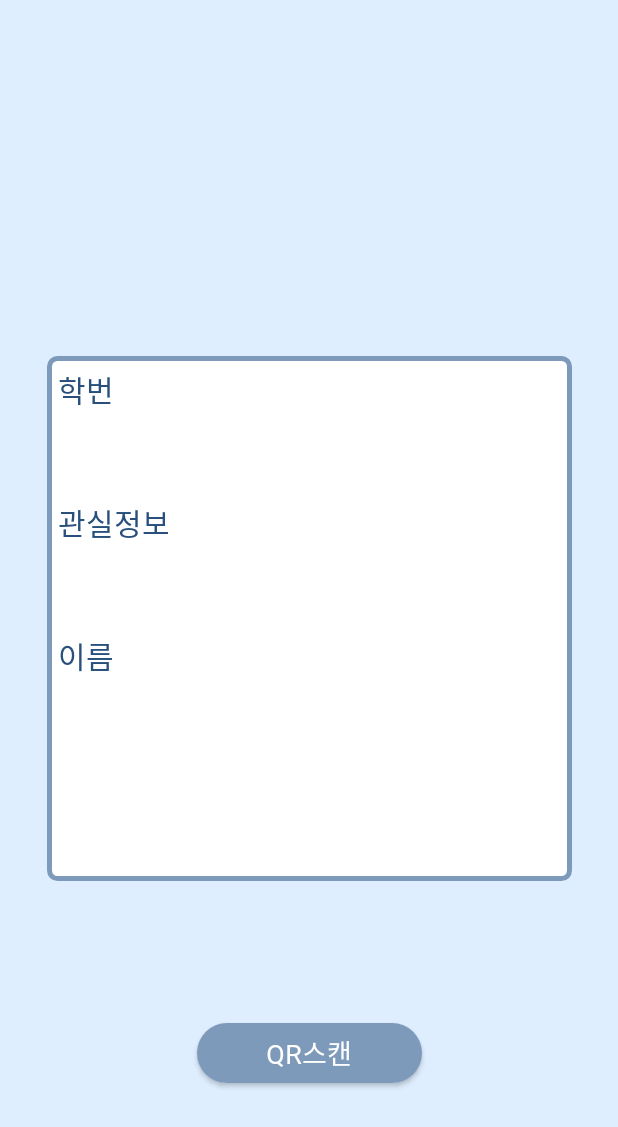
After one commit to yxxniverse/mobileAppProject, an Android app: the layout activity_checkin.xml on its own in the app's theme, with its tools: preview values and no code run, on a phone screen of 412 x 824 dp. The commit adds this screen. Shown: the top 1127 px of the screen. Run offline under Robolectric (Android 15) with nearby library versions, the phone set to English and light mode, and no system bars.

Commit message:
QR 시작

```diff
--- a/app/build.gradle
+++ b/app/build.gradle
@@ -57,7 +57,7 @@ dependencies {
     implementation platform('com.google.firebase:firebase-bom:29.0.0')
     androidTestImplementation 'androidx.test.ext:junit:1.1.3'
     androidTestImplementation 'androidx.test.espresso:espresso-core:3.4.0'
-    implementation 'com.journeyapps:zxing-android-embedded:4.1.0'
+    implementation 'com.journeyapps:zxing-android-embedded:4.3.0'
     implementation 'androidx.appcompat:appcompat:1.0.2'
 
 }
--- /dev/null
+++ b/app/src/main/res/layout/activity_checkin.xml
@@ -0,0 +1,101 @@
+<?xml version="1.0" encoding="utf-8"?>
+<androidx.constraintlayout.widget.ConstraintLayout xmlns:android="http://schemas.android.com/apk/res/android"
+    xmlns:app="http://schemas.android.com/apk/res-auto"
+    xmlns:tools="http://schemas.android.com/tools"
+    android:layout_width="match_parent"
+    android:layout_height="match_parent"
+    android:background="@color/theme_blue">
+
+    <LinearLayout
+        android:id="@+id/checkInInfo"
+        android:layout_width="350dp"
+        android:layout_height="350dp"
+        android:layout_centerVertical="true"
+        android:orientation="vertical"
+        android:background="@drawable/frame_calendar"
+        app:layout_constraintTop_toTopOf="parent"
+        app:layout_constraintEnd_toEndOf="parent"
+        app:layout_constraintStart_toStartOf="parent"
+        app:layout_constraintBottom_toBottomOf="parent"
+        tools:ignore="MissingConstraints"
+        >
+
+        <TextView
+            android:layout_width="match_parent"
+            android:layout_height="wrap_content"
+            android:text="학번"
+            android:fontFamily="@font/sleigothic"
+            android:textColor="@color/theme_blue3"
+            android:textSize="20dp"
+            android:layout_margin="7dp"
+            android:layout_marginTop="30dp"
+            app:layout_constraintTop_toTopOf="parent"
+            />
+
+        <TextView
+            android:layout_width="match_parent"
+            android:layout_height="wrap_content"
+            android:text=""
+            android:id="@+id/textViewName"
+            android:layout_margin="7dp"
+            android:textAppearance="@style/Base.TextAppearance.AppCompat.Large" />
+
+        <TextView
+            android:layout_width="match_parent"
+            android:layout_height="wrap_content"
+            android:text="관실정보"
+            android:fontFamily="@font/sleigothic"
+            android:textColor="@color/theme_blue3"
+            android:textSize="20dp"
+            android:layout_margin="7dp"
+            />
+
+        <TextView
+            android:layout_width="match_parent"
+            android:layout_height="wrap_content"
+            android:text=""
+            android:id="@+id/textViewDorm"
+            android:layout_margin="7dp"
+            android:textAppearance="@style/Base.TextAppearance.AppCompat.Large" />
+
+        <TextView
+            android:layout_width="match_parent"
+            android:layout_height="wrap_content"
+            android:text="이름"
+            android:fontFamily="@font/sleigothic"
+            android:textColor="@color/theme_blue3"
+            android:textSize="20dp"
+            android:layout_margin="7dp"
+            />
+
+        <TextView
+            android:layout_width="match_parent"
+            android:layout_height="wrap_content"
+            android:text=""
+            android:id="@+id/textViewResult"
+            android:layout_margin="7dp"
+            android:textAppearance="@style/Base.TextAppearance.AppCompat.Large" />
+
+
+    </LinearLayout>
+
+
+    <Button
+        android:id="@+id/join_btn"
+        android:layout_width="150dp"
+        android:layout_height="40dp"
+        android:layout_marginBottom="30dp"
+        android:background="@drawable/frame_login_btn"
+        android:fontFamily="@font/neodgm"
+        android:text="QR스캔"
+        android:textColor="@color/white"
+        android:textSize="18dp"
+        app:layout_constraintBottom_toBottomOf="parent"
+        app:layout_constraintEnd_toEndOf="parent"
+        app:layout_constraintHorizontal_bias="0.5"
+        app:layout_constraintStart_toStartOf="parent"
+        app:layout_constraintTop_toTopOf="@id/checkInInfo"
+        app:layout_constraintVertical_bias="0.861"
+        tools:ignore="MissingConstraints" />
+
+</androidx.constraintlayout.widget.ConstraintLayout>
--- /dev/null
+++ b/app/src/main/res/layout/custom_scanner.xml
@@ -0,0 +1,6 @@
+<?xml version="1.0" encoding="utf-8"?>
+<androidx.constraintlayout.widget.ConstraintLayout xmlns:android="http://schemas.android.com/apk/res/android"
+    android:layout_width="match_parent"
+    android:layout_height="match_parent">
+
+</androidx.constraintlayout.widget.ConstraintLayout>
--- a/build.gradle
+++ b/build.gradle
@@ -2,6 +2,7 @@
 buildscript {
     repositories {
         google()
+        mavenCentral()
         mavenCentral()
     }
     dependencies {
```
Also changed, not shown: app/src/main/AndroidManifest.xml (+2 -5 lines), app/src/main/java/com/example/test/CustomScannerActivity.kt (added, +4 -0 lines), app/src/main/java/com/example/test/MypageActivity.kt (added, +6 -0 lines), app/src/main/java/com/example/test/QrcheckActivity.kt (added, +29 -0 lines), app/src/main/java/com/example/test/QrcodeScanActivity.kt (deleted, +0 -25 lines), app/src/main/res/layout/activity_qrscanner.xml (added, +11 -0 lines), app/src/main/res/layout/calendar.xml (+6 -6 lines).
